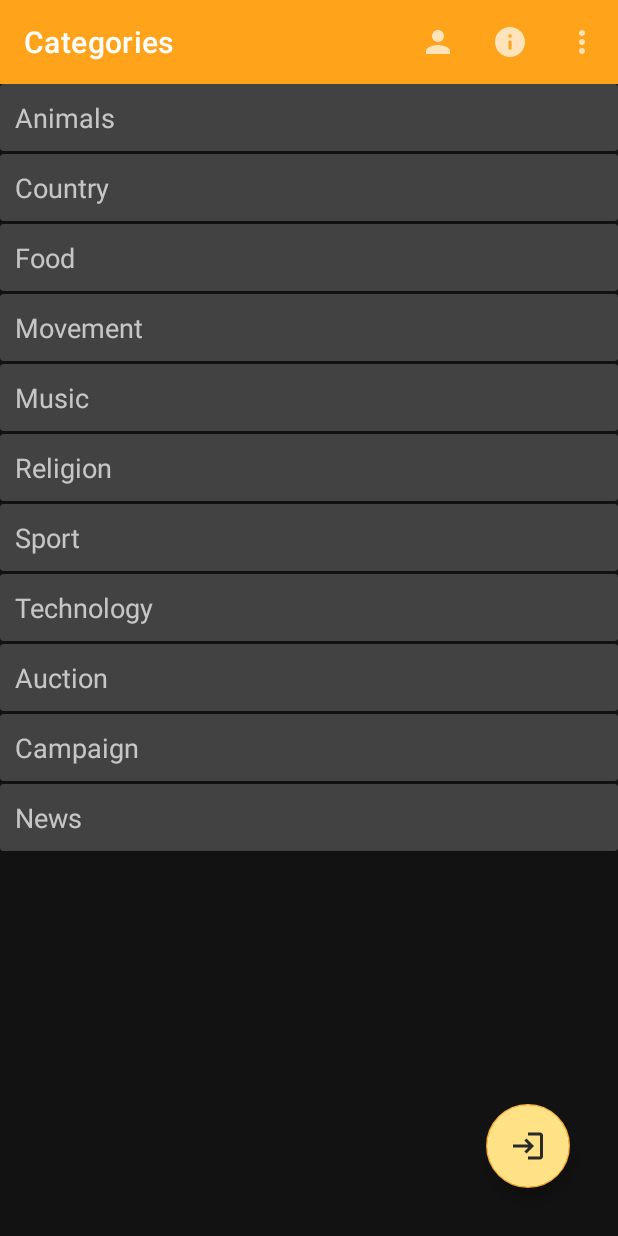
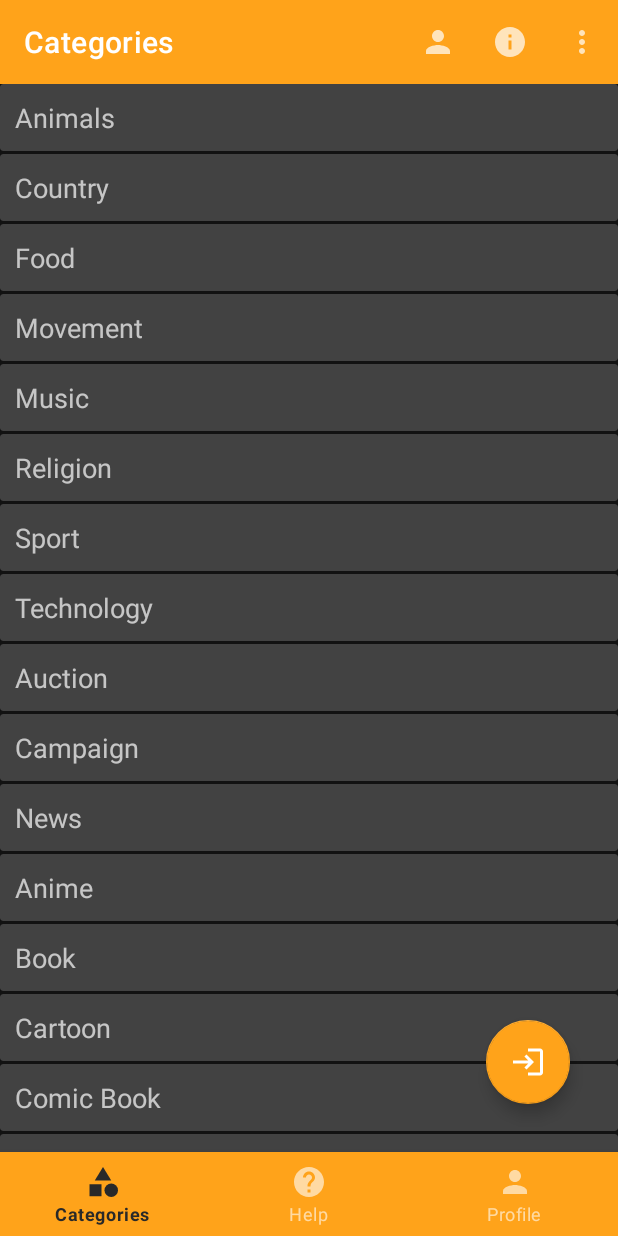
Before and after one commit to Vitalii-RD/AndroidMemeShop, an Android app: the screen it shows after launch (MainActivity), on a phone screen of 412 x 824 dp. Run offline under Robolectric (Android 15) with nearby library versions, the phone set to English and light mode, and no system bars; our stand-ins replace CircleImageView.

Commit message:
#2-bottom-navigation: - add bottom menu

```diff
--- a/app/src/main/java/com/dudnyk/projectwithmaterialdesign/CategoryListFragment.kt
+++ b/app/src/main/java/com/dudnyk/projectwithmaterialdesign/CategoryListFragment.kt
@@ -64,7 +64,7 @@ class CategoryListFragment : Fragment() {
             override fun onItemClick(position: Int, view: View?) {
                 val category = adapter.getItem(position)
                 fragmentManager?.beginTransaction()?.apply {
-                    replace(R.id.shopping_fragments, ProductListFragment.newInstance(category), ProductListFragment.TAG)
+                    replace(R.id.fragment_container, ProductListFragment.newInstance(category), ProductListFragment.TAG)
                     addToBackStack(ProductListFragment.TAG)
                     commit()
                 }
@@ -84,7 +84,18 @@ class CategoryListFragment : Fragment() {
             Category("Technology", null),
             Category("Auction", null),
             Category("Campaign", null),
-            Category("News", null)
+            Category("News", null),
+            Category("Anime", null),
+            Category("Book", null),
+            Category("Cartoon", null),
+            Category("Comic Book", null),
+            Category("Fetish", null),
+            Category("Manga", null),
+            Category("Podcast", null),
+            Category("TV Show", null),
+            Category("Video Game", null),
+            Category("Web Series", null),
+            Category("Webcomic", null)
         ))
     }
 
--- a/app/src/main/java/com/dudnyk/projectwithmaterialdesign/MainActivity.kt
+++ b/app/src/main/java/com/dudnyk/projectwithmaterialdesign/MainActivity.kt
@@ -5,6 +5,9 @@ import android.os.Bundle
 import android.view.Menu
 import android.view.MenuItem
 import androidx.appcompat.app.AppCompatActivity
+import androidx.fragment.app.Fragment
+import com.dudnyk.projectwithmaterialdesign.data.Category
+import com.dudnyk.projectwithmaterialdesign.data.Product
 import com.dudnyk.projectwithmaterialdesign.databinding.ActivityMainBinding
 import com.google.android.material.appbar.MaterialToolbar
 
@@ -21,19 +24,8 @@ class MainActivity : AppCompatActivity() {
         setContentView(mainBinding.root)
         setUpToolBar()
         setUpFab()
-
-        supportFragmentManager.beginTransaction()
-            .replace(R.id.shopping_fragments, CategoryListFragment.newInstance(), CategoryListFragment.TAG)
-            .commit()
-
-        supportFragmentManager.addOnBackStackChangedListener {
-            if (supportFragmentManager.backStackEntryCount > 0) {
-                supportActionBar!!.setDisplayHomeAsUpEnabled(true)
-                toolbar.setNavigationOnClickListener{ onBackPressed() }
-            } else {
-                supportActionBar!!.setDisplayHomeAsUpEnabled(false)
-            }
-        }
+        setUpShopFragments()
+        setUpBottomNavigation()
     }
 
     private fun setUpToolBar() {
@@ -45,6 +37,21 @@ class MainActivity : AppCompatActivity() {
         mainBinding.fab.setOnClickListener {
             val intent = Intent(this, LoginActivity::class.java)
             startActivity(intent)
+        }
+    }
+
+    private fun setUpShopFragments() {
+        supportFragmentManager.beginTransaction()
+            .replace(R.id.fragment_container, CategoryListFragment.newInstance(), CategoryListFragment.TAG)
+            .commit()
+
+        supportFragmentManager.addOnBackStackChangedListener {
+            if (supportFragmentManager.backStackEntryCount > 0) {
+                supportActionBar!!.setDisplayHomeAsUpEnabled(true)
+                toolbar.setNavigationOnClickListener{ onBackPressed() }
+            } else {
+                supportActionBar!!.setDisplayHomeAsUpEnabled(false)
+            }
         }
     }
 
@@ -77,4 +84,38 @@ class MainActivity : AppCompatActivity() {
             else -> super.onOptionsItemSelected(item)
         }
     }
+
+    private fun setUpBottomNavigation() {
+        mainBinding.bottomNavigation.setOnNavigationItemSelectedListener {
+            when(it.itemId){
+                R.id.b_nav_categories -> {
+                    toolbar.title = resources.getString(R.string.categories_title)
+                    setUpShopFragments()
+                    return@setOnNavigationItemSelectedListener true
+                }
+
+                R.id.b_nav_help -> {
+                    toolbar.title = resources.getString(R.string.help)
+                    loadFragment(ProductDetailFragment.newInstance(
+                        Product("Trade Deal meme", 10, R.drawable.trade, listOf(Category("Auction", null)
+                    ))))
+                    return@setOnNavigationItemSelectedListener true
+                }
+
+                R.id.b_nav_profile -> {
+                    title=resources.getString(R.string.profile)
+//                    loadFragment(SettingsFragment())
+                    return@setOnNavigationItemSelectedListener true
+                }
+            }
+            false
+        }
+    }
+
+    private fun loadFragment(fragment: Fragment) {
+        val transaction = supportFragmentManager.beginTransaction()
+        transaction.replace(R.id.fragment_container, fragment)
+        transaction.addToBackStack(fragment::class.java.simpleName)
+        transaction.commit()
+    }
 }
--- a/app/src/main/java/com/dudnyk/projectwithmaterialdesign/ProductListFragment.kt
+++ b/app/src/main/java/com/dudnyk/projectwithmaterialdesign/ProductListFragment.kt
@@ -70,7 +70,7 @@ class ProductListFragment : Fragment() {
             override fun onItemClick(position: Int, view: View?) {
                 val product = adapter.getItem(position)!!
                 fragmentManager?.beginTransaction()?.apply {
-                    replace(R.id.shopping_fragments, ProductDetailFragment.newInstance(product), ProductDetailFragment.TAG)
+                    replace(R.id.fragment_container, ProductDetailFragment.newInstance(product), ProductDetailFragment.TAG)
                     addToBackStack(ProductDetailFragment.TAG)
                     commit()
                 }
--- /dev/null
+++ b/app/src/main/res/drawable/ic_category_24.xml
@@ -0,0 +1,16 @@
+<vector xmlns:android="http://schemas.android.com/apk/res/android"
+    android:width="24dp"
+    android:height="24dp"
+    android:viewportWidth="24"
+    android:viewportHeight="24"
+    android:tint="?attr/colorControlNormal">
+  <path
+      android:fillColor="@android:color/white"
+      android:pathData="M12,2l-5.5,9h11z"/>
+  <path
+      android:fillColor="@android:color/white"
+      android:pathData="M17.5,17.5m-4.5,0a4.5,4.5 0,1 1,9 0a4.5,4.5 0,1 1,-9 0"/>
+  <path
+      android:fillColor="@android:color/white"
+      android:pathData="M3,13.5h8v8H3z"/>
+</vector>
--- /dev/null
+++ b/app/src/main/res/drawable/ic_help_24.xml
@@ -0,0 +1,10 @@
+<vector xmlns:android="http://schemas.android.com/apk/res/android"
+    android:width="24dp"
+    android:height="24dp"
+    android:viewportWidth="24"
+    android:viewportHeight="24"
+    android:tint="?attr/colorControlNormal">
+  <path
+      android:fillColor="@android:color/white"
+      android:pathData="M12,2C6.48,2 2,6.48 2,12s4.48,10 10,10 10,-4.48 10,-10S17.52,2 12,2zM13,19h-2v-2h2v2zM15.07,11.25l-0.9,0.92C13.45,12.9 13,13.5 13,15h-2v-0.5c0,-1.1 0.45,-2.1 1.17,-2.83l1.24,-1.26c0.37,-0.36 0.59,-0.86 0.59,-1.41 0,-1.1 -0.9,-2 -2,-2s-2,0.9 -2,2L8,9c0,-2.21 1.79,-4 4,-4s4,1.79 4,4c0,0.88 -0.36,1.68 -0.93,2.25z"/>
+</vector>
--- a/app/src/main/res/layout/activity_main.xml
+++ b/app/src/main/res/layout/activity_main.xml
@@ -12,19 +12,28 @@
         android:layout_height="wrap_content"/>
 
     <FrameLayout
-        android:id="@+id/shopping_fragments"
-        android:layout_width="match_parent"
-        android:layout_height="match_parent">
+        android:id="@+id/fragment_container"
+        android:layout_weight="1"
+        android:layout_height="0dip"
+        android:layout_width="match_parent">
 
         <com.google.android.material.floatingactionbutton.FloatingActionButton
             android:id="@+id/fab"
             android:layout_width="wrap_content"
             android:layout_height="wrap_content"
             android:src="@drawable/ic_login_24"
-            android:backgroundTint="?attr/colorSecondaryVariant"
+            android:backgroundTint="?attr/colorSecondary"
             android:layout_gravity="bottom|end"
             android:layout_marginEnd="32dp"
             android:layout_marginBottom="32dp"
             app:rippleColor="?attr/colorPrimary" />
     </FrameLayout>
+
+    <com.google.android.material.bottomnavigation.BottomNavigationView
+        app:menu="@menu/bottom_menu"
+        android:id="@+id/bottomNavigation"
+        android:layout_width="match_parent"
+        android:layout_height="wrap_content"
+        android:textAlignment="center"
+        android:background="?attr/colorSecondary" />
 </LinearLayout>
--- a/app/src/main/res/layout/fragment_product_detail.xml
+++ b/app/src/main/res/layout/fragment_product_detail.xml
@@ -68,7 +68,8 @@
     <com.google.android.material.button.MaterialButton
         android:layout_width="match_parent"
         android:layout_height="wrap_content"
-        android:backgroundTint="?attr/colorSecondary"
+        android:backgroundTint="?attr/colorSecondaryVariant"
+        android:textColor="?attr/colorPrimary"
         android:padding="12dp"
         android:text="@string/addToCart"
         android:textAllCaps="true" />
--- /dev/null
+++ b/app/src/main/res/menu/bottom_menu.xml
@@ -0,0 +1,17 @@
+<?xml version="1.0" encoding="utf-8"?>
+<menu xmlns:android="http://schemas.android.com/apk/res/android">
+    <item
+        android:id="@+id/b_nav_categories"
+        android:icon="@drawable/ic_category_24"
+        android:title="@string/categories_title"/>
+
+    <item
+        android:id="@+id/b_nav_help"
+        android:icon="@drawable/ic_help_24"
+        android:title="@string/help"/>
+
+    <item
+        android:id="@+id/b_nav_profile"
+        android:icon="@drawable/ic_person_24"
+        android:title="@string/profile"/>
+</menu>
--- a/app/src/main/res/values/strings.xml
+++ b/app/src/main/res/values/strings.xml
@@ -4,4 +4,6 @@
     <string name="todo">TO DO</string>
     <string name="all">All</string>
     <string name="addToCart">Add to cart</string>
+    <string name="help">Help</string>
+    <string name="profile">Profile</string>
 </resources>
--- a/app/src/main/res/values/themes.xml
+++ b/app/src/main/res/values/themes.xml
@@ -8,7 +8,7 @@
         <!-- Secondary brand color. -->
         <item name="colorSecondary">@color/orange_700</item>
         <item name="colorSecondaryVariant">@color/orange_200</item>
-        <item name="colorOnSecondary">@color/black</item>
+        <item name="colorOnSecondary">@color/white</item>
         <!-- Status bar color. -->
         <item name="android:statusBarColor" tools:targetApi="l">?attr/colorPrimaryVariant</item>
         <!-- Customize your theme here. -->
```
